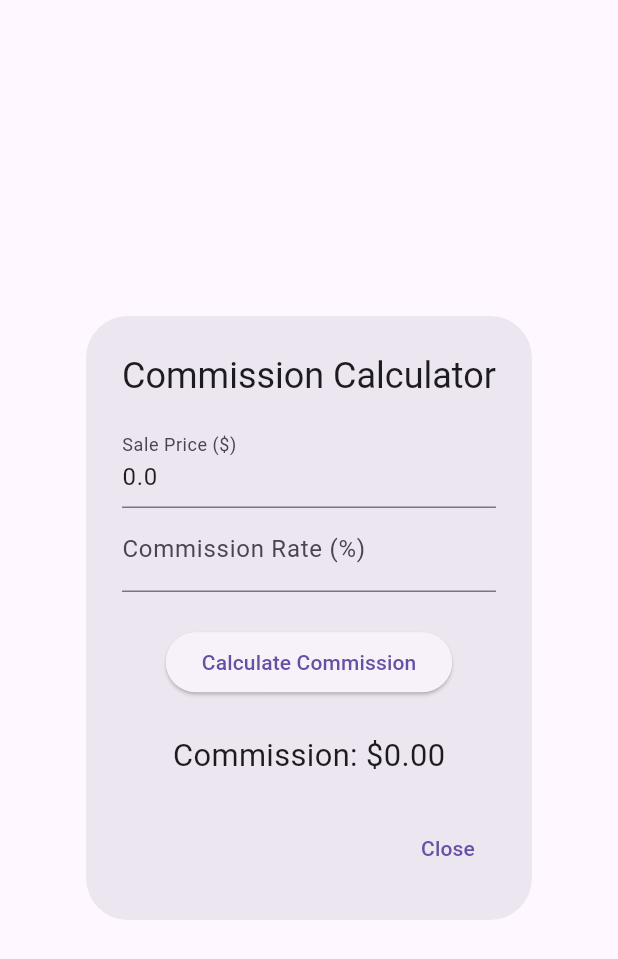
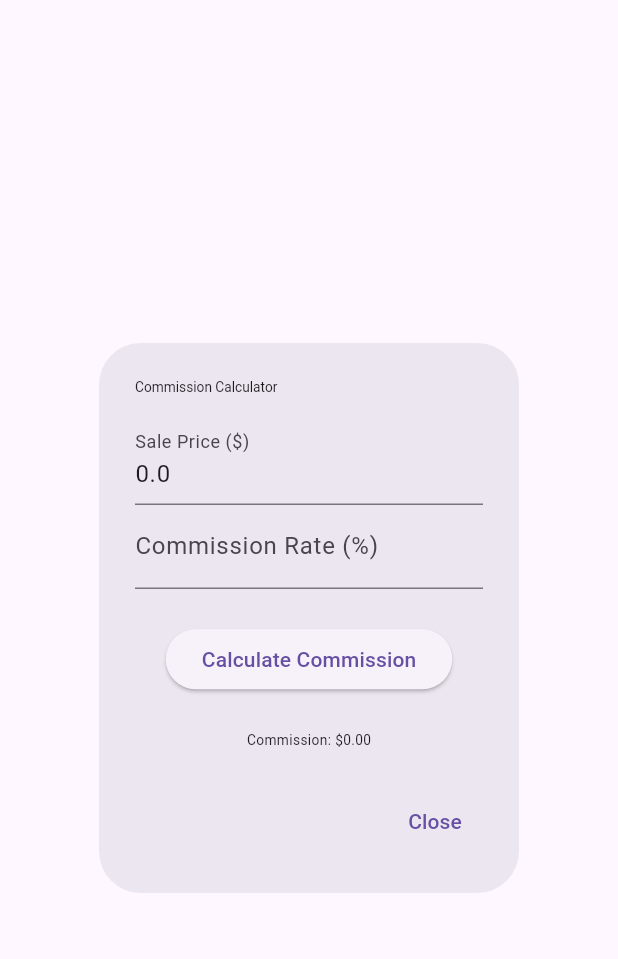
Before and after one commit to nathan-kane/deal_diligence, a Flutter app: the CommissionCalculatorDialog widget shown alone on an empty page, opened directly with empty values, on a phone screen of 412 x 824 dp. Shown: the top 959 px of the screen. Run offline on Flutter 3.47's test engine with Material 3 defaults, Android fonts, the light colour scheme and no system bars; our stand-ins replace cloud_firestore, dartz, equatable, firebase_auth, firebase_core, flutter_credit_card and 13 more; missing offline and left inert: add_2_calendar, flutter_stripe, googleapis; accounts and stored records are empty; network calls fail.

Commit message:
Fixed the property view for the web version and the formatting for the commision calculator screen.

```diff
--- a/lib/screens/popup_commission.dart
+++ b/lib/screens/popup_commission.dart
@@ -43,7 +43,7 @@ class _CommissionCalculatorDialogState
   @override
   Widget build(BuildContext context) {
     return AlertDialog(
-      title: const Text('Commission Calculator'),
+      title: Text('Commission Calculator', style: TextStyle(fontSize: 8.sp),),
       content: Column(
         mainAxisSize: MainAxisSize.min,
         children: [
@@ -65,7 +65,7 @@ class _CommissionCalculatorDialogState
           SizedBox(height: 20.sp),
           Text(
             'Commission: \$${commission.toStringAsFixed(2)}',
-            style: TextStyle(fontSize: 18.sp),
+            style: TextStyle(fontSize: 8.sp),
           ),
         ],
       ),
```
Also changed, not shown: lib/screens/transaction_detail_screen.dart (+16 -1 lines).
